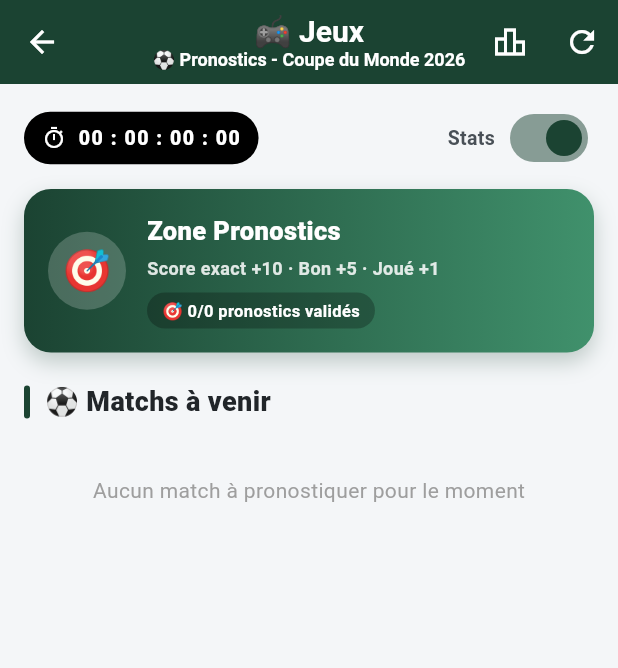
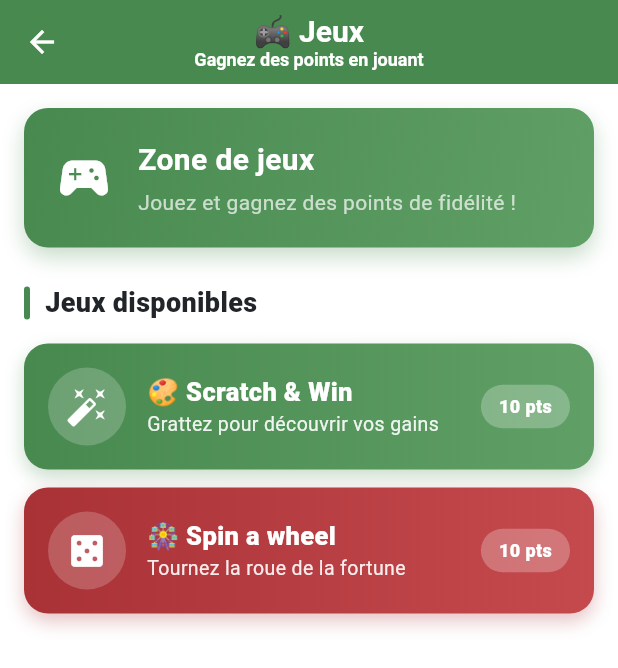
Before and after one commit to killlinux-cell/AYA, a Flutter app: the GamesScreen screen opened directly, on a phone screen of 412 x 824 dp. Shown: the top 668 px of the screen. Run offline on Flutter 3.47's test engine with Material 3 defaults, Android fonts, the phone set to English and light mode, and no system bars; our stand-ins replace flutter_fortune_wheel, geocoding, geolocator, google_maps_flutter, package_info_plus, pdf and 5 more; missing offline and left inert: in_app_update, mobile_scanner, scratcher; accounts and stored records are empty; network calls fail.

Commit message:
Retire la Coupe du monde, restaure Scratch/Spin et aligne le vert Recettes (v1.2.11).
Co-authored-by: Cursor <cursoragent@cursor.com>

```diff
--- a/lib/screens/games_screen.dart
+++ b/lib/screens/games_screen.dart
@@ -1,8 +1,8 @@
 import 'package:flutter/material.dart';
 import '../theme/app_colors.dart';
 import '../utils/loading_mixin.dart';
-import '../widgets/world_cup_games_section.dart';
-import 'world_cup_rankings_screen.dart';
+import 'scratch_and_win_game_screen.dart';
+import 'spin_wheel_game_screen.dart';
 
 class GamesScreen extends StatefulWidget {
   const GamesScreen({super.key});
@@ -12,13 +12,10 @@ class GamesScreen extends StatefulWidget {
 }
 
 class _GamesScreenState extends State<GamesScreen> with LoadingMixin {
-  final GlobalKey<WorldCupGamesSectionState> _wcSectionKey =
-      GlobalKey<WorldCupGamesSectionState>();
-
   @override
   Widget build(BuildContext context) {
     return Scaffold(
-      backgroundColor: const Color(0xFFF4F6F8),
+      backgroundColor: AppColors.background,
       appBar: AppBar(
         title: const Column(
           children: [
@@ -27,49 +24,199 @@ class _GamesScreenState extends State<GamesScreen> with LoadingMixin {
               style: TextStyle(fontWeight: FontWeight.bold, fontSize: 20),
             ),
             Text(
-              '⚽ Pronostics - Coupe du Monde 2026',
+              'Gagnez des points en jouant',
               style: TextStyle(fontSize: 12, fontWeight: FontWeight.w600),
             ),
           ],
         ),
         centerTitle: true,
-        backgroundColor: const Color(0xFF1B4332),
+        backgroundColor: AppColors.primaryGreen,
         foregroundColor: Colors.white,
         elevation: 0,
-        actions: [
-          IconButton(
-            icon: const Icon(Icons.leaderboard_outlined),
-            tooltip: 'Classement',
-            onPressed: () {
-              Navigator.push(
-                context,
-                MaterialPageRoute(
-                  builder: (context) => const WorldCupRankingsScreen(),
-                ),
-              );
-            },
-          ),
-          IconButton(
-            icon: const Icon(Icons.refresh),
-            onPressed: () => _wcSectionKey.currentState?.loadMatches(),
+      ),
+      body: SingleChildScrollView(
+        padding: const EdgeInsets.fromLTRB(16, 16, 16, 32),
+        child: Column(
+          crossAxisAlignment: CrossAxisAlignment.start,
+          children: [
+            _heroCard(),
+            const SizedBox(height: 24),
+            _sectionHeader('Jeux disponibles'),
+            const SizedBox(height: 14),
+            _buildMiniGameCard(
+              title: '🎨 Scratch & Win',
+              subtitle: 'Grattez pour découvrir vos gains',
+              icon: Icons.auto_fix_high,
+              colors: const [
+                AppColors.primaryGreen,
+                AppColors.primaryGreenLight,
+              ],
+              onTap: () => navigateWithLoading(
+                const ScratchAndWinGameScreen(),
+                message: 'Chargement...',
+              ),
+            ),
+            const SizedBox(height: 12),
+            _buildMiniGameCard(
+              title: '🎡 Spin a wheel',
+              subtitle: 'Tournez la roue de la fortune',
+              icon: Icons.casino,
+              colors: const [AppColors.accentRed, AppColors.accentRedLight],
+              onTap: () => navigateWithLoading(
+                const SpinWheelGameScreen(),
+                message: 'Chargement...',
+              ),
+            ),
+          ],
+        ),
+      ),
+    );
+  }
+
+  Widget _heroCard() {
+    return Container(
+      width: double.infinity,
+      padding: const EdgeInsets.all(20),
+      decoration: BoxDecoration(
+        gradient: const LinearGradient(
+          begin: Alignment.topLeft,
+          end: Alignment.bottomRight,
+          colors: [AppColors.primaryGreen, AppColors.primaryGreenLight],
+        ),
+        borderRadius: BorderRadius.circular(16),
+        boxShadow: [
+          BoxShadow(
+            color: AppColors.primaryGreen.withValues(alpha: 0.3),
+            blurRadius: 12,
+            offset: const Offset(0, 6),
           ),
         ],
       ),
-      body: RefreshIndicator(
-        color: AppColors.primaryGreen,
-        onRefresh: () async {
-          await _wcSectionKey.currentState?.loadMatches();
-        },
-        child: SingleChildScrollView(
-          physics: const AlwaysScrollableScrollPhysics(),
-          padding: const EdgeInsets.fromLTRB(16, 16, 16, 32),
-          child: Column(
-            crossAxisAlignment: CrossAxisAlignment.start,
-            children: [
-              WorldCupGamesSection(key: _wcSectionKey),
-              // Mini-jeux (Scratch & Spin) masqués temporairement — réactiver le moment venu.
-            ],
+      child: const Row(
+        children: [
+          Icon(Icons.sports_esports, color: Colors.white, size: 40),
+          SizedBox(width: 16),
+          Expanded(
+            child: Column(
+              crossAxisAlignment: CrossAxisAlignment.start,
+              children: [
+                Text(
+                  'Zone de jeux',
+                  style: TextStyle(
+                    fontSize: 20,
+                    fontWeight: FontWeight.bold,
+                    color: Colors.white,
+                  ),
+                ),
+                SizedBox(height: 4),
+                Text(
+                  'Jouez et gagnez des points de fidélité !',
+                  style: TextStyle(fontSize: 14, color: Colors.white70),
+                ),
+              ],
+            ),
           ),
+        ],
+      ),
+    );
+  }
+
+  Widget _sectionHeader(String title) {
+    return Row(
+      children: [
+        Container(
+          width: 4,
+          height: 22,
+          decoration: BoxDecoration(
+            color: AppColors.primaryGreen,
+            borderRadius: BorderRadius.circular(2),
+          ),
+        ),
+        const SizedBox(width: 10),
+        Text(
+          title,
+          style: const TextStyle(
+            fontSize: 18,
+            fontWeight: FontWeight.w800,
+            color: AppColors.textPrimary,
+          ),
+        ),
+      ],
+    );
+  }
+
+  Widget _buildMiniGameCard({
+    required String title,
+    required String subtitle,
+    required IconData icon,
+    required List<Color> colors,
+    required VoidCallback onTap,
+  }) {
+    return GestureDetector(
+      onTap: onTap,
+      child: Container(
+        padding: const EdgeInsets.all(16),
+        decoration: BoxDecoration(
+          gradient: LinearGradient(colors: colors),
+          borderRadius: BorderRadius.circular(16),
+          boxShadow: [
+            BoxShadow(
+              color: colors.first.withValues(alpha: 0.3),
+              blurRadius: 10,
+              offset: const Offset(0, 5),
+            ),
+          ],
+        ),
+        child: Row(
+          children: [
+            Container(
+              width: 52,
+              height: 52,
+              decoration: BoxDecoration(
+                color: Colors.white.withValues(alpha: 0.2),
+                shape: BoxShape.circle,
+              ),
+              child: Icon(icon, color: Colors.white, size: 28),
+            ),
+            const SizedBox(width: 14),
+            Expanded(
+              child: Column(
+                crossAxisAlignment: CrossAxisAlignment.start,
+                children: [
+                  Text(
+                    title,
+                    style: const TextStyle(
+                      color: Colors.white,
+                      fontWeight: FontWeight.w800,
+                      fontSize: 17,
+                    ),
+                  ),
+                  Text(
+                    subtitle,
+                    style: TextStyle(
+                      color: Colors.white.withValues(alpha: 0.9),
+                      fontSize: 13,
+                    ),
+                  ),
+                ],
+              ),
+            ),
+            Container(
+              padding: const EdgeInsets.symmetric(horizontal: 12, vertical: 6),
+              decoration: BoxDecoration(
+                color: Colors.white.withValues(alpha: 0.25),
+                borderRadius: BorderRadius.circular(20),
+              ),
+              child: const Text(
+                '10 pts',
+                style: TextStyle(
+                  color: Colors.white,
+                  fontWeight: FontWeight.w800,
+                  fontSize: 12,
+                ),
+              ),
+            ),
+          ],
         ),
       ),
     );
--- a/lib/screens/home_screen.dart
+++ b/lib/screens/home_screen.dart
@@ -9,7 +9,6 @@ import '../widgets/navigation_bar_widget.dart';
 import '../widgets/vendors_card_widget.dart';
 import '../widgets/api_video_widget.dart';
 import '../widgets/home_banner_widget.dart';
-import '../widgets/world_cup_home_section_widget.dart';
 import '../utils/loading_mixin.dart';
 import '../theme/app_colors.dart';
 import 'games_screen.dart';
@@ -152,10 +151,6 @@ class _HomeContentState extends State<_HomeContent>
 
                     // Section bonus
                     const BonusSectionWidget(),
-                    const SizedBox(height: 20),
-
-                    // Pronostics Coupe du Monde
-                    const WorldCupHomeSectionWidget(),
                     const SizedBox(height: 20),
 
                     // Section des actions rapides
--- a/lib/screens/recettes_screen.dart
+++ b/lib/screens/recettes_screen.dart
@@ -7,7 +7,7 @@ class RecettesScreen extends StatelessWidget {
   @override
   Widget build(BuildContext context) {
     return Scaffold(
-      backgroundColor: const Color(0xFFF4F6F8),
+      backgroundColor: AppColors.background,
       appBar: AppBar(
         title: const Column(
           children: [
@@ -22,7 +22,7 @@ class RecettesScreen extends StatelessWidget {
           ],
         ),
         centerTitle: true,
-        backgroundColor: const Color(0xFF1B4332),
+        backgroundColor: AppColors.primaryGreen,
         foregroundColor: Colors.white,
         elevation: 0,
       ),
@@ -51,12 +51,12 @@ class RecettesScreen extends StatelessWidget {
         gradient: const LinearGradient(
           begin: Alignment.topLeft,
           end: Alignment.bottomRight,
-          colors: [Color(0xFF1B4332), Color(0xFF40916C)],
+          colors: [AppColors.primaryGreen, AppColors.primaryGreenLight],
         ),
         borderRadius: BorderRadius.circular(20),
         boxShadow: [
           BoxShadow(
-            color: const Color(0xFF1B4332).withValues(alpha: 0.25),
+            color: AppColors.primaryGreen.withValues(alpha: 0.25),
             blurRadius: 16,
             offset: const Offset(0, 8),
           ),
@@ -131,7 +131,7 @@ class RecettesScreen extends StatelessWidget {
 
   Widget _previewSection() {
     const items = [
-      ('🥘', 'Recettes ivoiriennes', 'Plats traditionnels et modernes'),
+      ('🥘', 'Recettes', 'Plats traditionnels et modernes'),
       ('💡', 'Astuces du quotidien', 'Conseils pratiques pour la maison'),
       ('🌿', 'Bien-être & nature', 'Idées saines et locales'),
     ];
@@ -226,11 +226,16 @@ class RecettesScreen extends StatelessWidget {
       decoration: BoxDecoration(
         color: const Color(0xFFE8F5E9),
         borderRadius: BorderRadius.circular(14),
-        border: Border.all(color: AppColors.primaryGreen.withValues(alpha: 0.3)),
+        border: Border.all(
+          color: AppColors.primaryGreen.withValues(alpha: 0.3),
+        ),
       ),
       child: Row(
         children: [
-          Icon(Icons.notifications_active_outlined, color: AppColors.primaryGreen),
+          Icon(
+            Icons.notifications_active_outlined,
+            color: AppColors.primaryGreen,
+          ),
           const SizedBox(width: 12),
           Expanded(
             child: Text(
--- a/pubspec.yaml
+++ b/pubspec.yaml
@@ -16,7 +16,7 @@ publish_to: 'none' # Remove this line if you wish to publish to pub.dev
 # https://developer.apple.com/library/archive/documentation/General/Reference/InfoPlistKeyReference/Articles/CoreFoundationKeys.html
 # In Windows, build-name is used as the major, minor, and patch parts
 # of the product and file versions while build-number is used as the build suffix.
-version: 1.2.10+28
+version: 1.2.11+29
 
 environment:
   sdk: ^3.8.1
```
